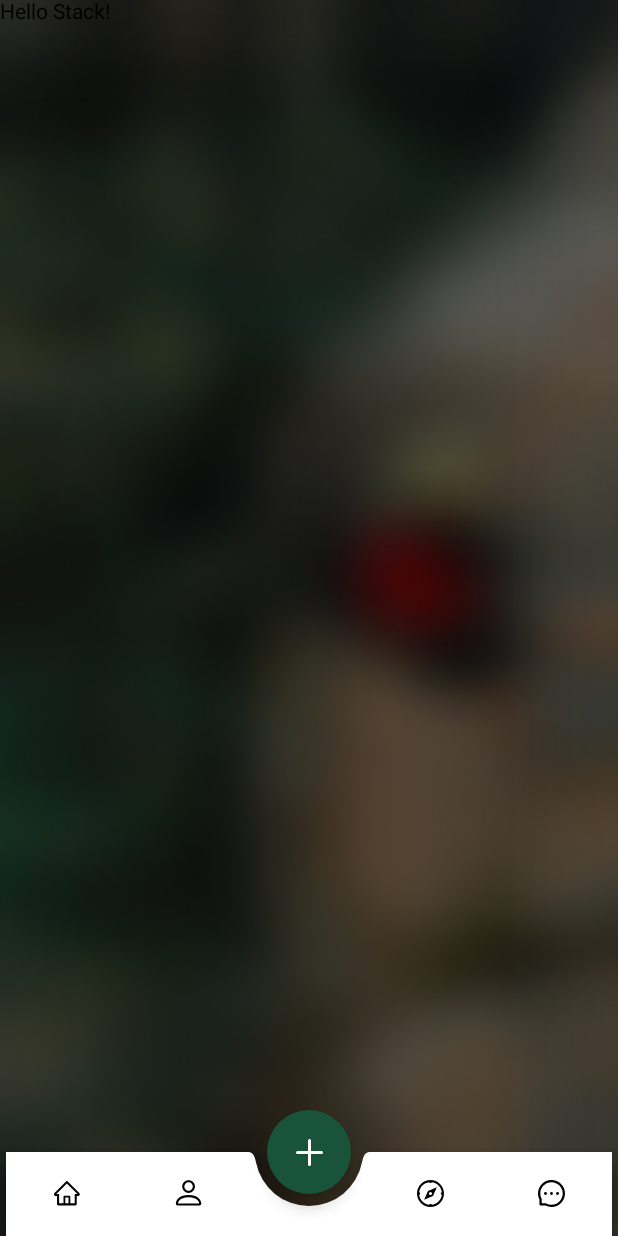
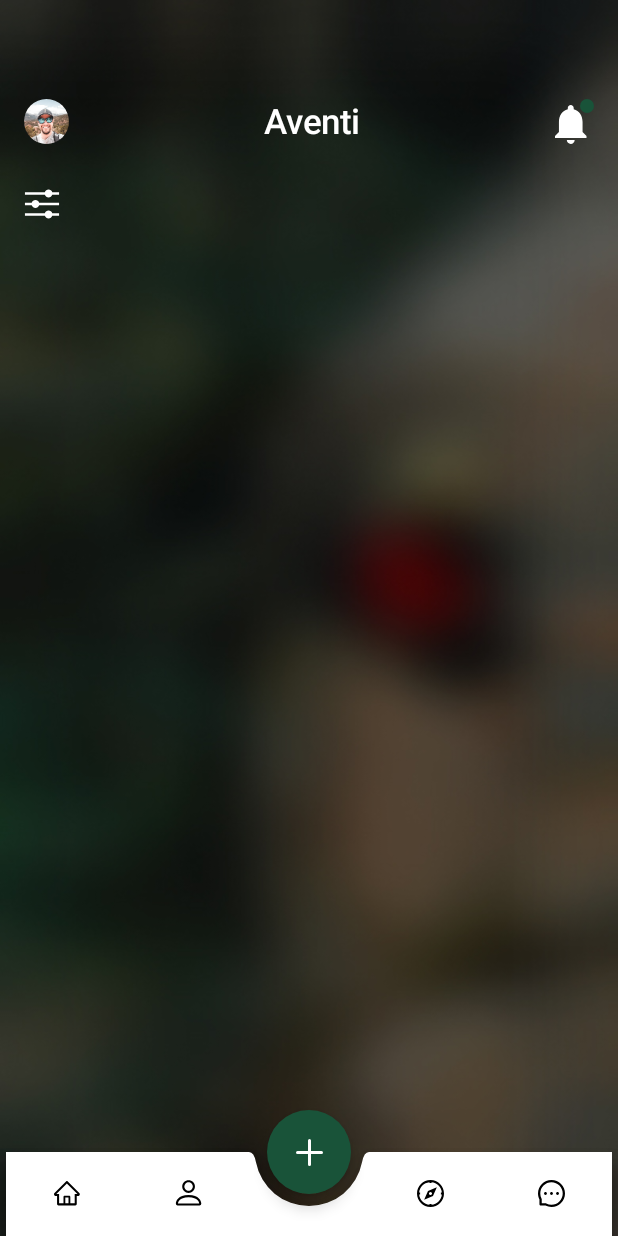
Before and after one commit to Meleshko-Alex/Aventi, an Android app built with Jetpack Compose: the screen it shows after launch (MainActivity), on a phone screen of 412 x 824 dp. Run offline under Robolectric (Android 15) with nearby library versions, the phone set to English and light mode, and no system bars; Roboto replaces fonts that are not available here.

Commit message:
Add AventiActionBar and settings icon

```diff
--- a/app/build.gradle
+++ b/app/build.gradle
@@ -56,6 +56,7 @@ dependencies {
     implementation "androidx.compose.ui:ui-tooling-preview:$compose_ui_version"
     implementation 'androidx.compose.material:material:1.2.0'
     implementation "androidx.navigation:navigation-compose:$nav_version"
+    implementation("io.coil-kt:coil-compose:2.3.0")
 
     testImplementation 'junit:junit:4.13.2'
     androidTestImplementation 'androidx.test.ext:junit:1.1.5'
--- a/app/src/main/AndroidManifest.xml
+++ b/app/src/main/AndroidManifest.xml
@@ -1,6 +1,8 @@
 <?xml version="1.0" encoding="utf-8"?>
 <manifest xmlns:android="http://schemas.android.com/apk/res/android"
     xmlns:tools="http://schemas.android.com/tools">
+
+    <uses-permission android:name="android.permission.INTERNET"/>
 
     <application
         android:allowBackup="true"
--- /dev/null
+++ b/app/src/main/java/com/example/aventi/ui/elements/navigation/actionbar/AventiActionBar.kt
@@ -0,0 +1,90 @@
+package com.example.aventi.ui.elements.navigation.actionbar
+
+import androidx.compose.foundation.Image
+import androidx.compose.foundation.layout.Row
+import androidx.compose.foundation.layout.Spacer
+import androidx.compose.foundation.layout.fillMaxWidth
+import androidx.compose.foundation.layout.padding
+import androidx.compose.foundation.layout.size
+import androidx.compose.foundation.shape.CircleShape
+import androidx.compose.material.Text
+import androidx.compose.runtime.Composable
+import androidx.compose.ui.Alignment
+import androidx.compose.ui.Modifier
+import androidx.compose.ui.draw.clip
+import androidx.compose.ui.graphics.Color
+import androidx.compose.ui.graphics.ImageBitmap
+import androidx.compose.ui.layout.ContentScale
+import androidx.compose.ui.platform.LocalContext
+import androidx.compose.ui.res.imageResource
+import androidx.compose.ui.text.font.FontWeight
+import androidx.compose.ui.tooling.preview.Preview
+import androidx.compose.ui.unit.dp
+import androidx.compose.ui.unit.sp
+import coil.compose.AsyncImage
+import coil.request.ImageRequest
+import com.example.aventi.R
+import com.example.aventi.ui.elements.navigation.actionbar.elements.BellNotification
+import com.example.aventi.ui.theme.AventiTheme
+
+@Composable
+fun AventiActionBar(avatar: ImageBitmap, name: String, hasNotification: Boolean) {
+    Row(
+        modifier = Modifier
+            //.size(height = 30.dp, width = )
+            .padding(top = 66.dp, start = 16.dp, end = 16.dp)
+            .fillMaxWidth(),
+        verticalAlignment = Alignment.CenterVertically
+    ) {
+        // Round avatar
+        AsyncImage(
+            model = ImageRequest.Builder(LocalContext.current)
+                .data(R.drawable.mock_david_avatar)
+                .crossfade(true)
+                .build(),
+            contentDescription = null,
+            modifier = Modifier
+                .size(30.dp)
+                .clip(CircleShape),
+            contentScale = ContentScale.Crop
+        )
+
+
+        /*AsyncImage(
+            bitmap = avatar,
+            contentDescription = "Avatar",
+            modifier = Modifier
+                .size(30.dp)
+                .clip(CircleShape)
+        )*/
+
+        // Text in the middle - Aventi
+        Spacer(modifier = Modifier.weight(1f))
+        Text(
+            text = name,
+            color = Color.White,
+            //fontFamily = FontFamily(Font(R.font.aventi)),
+            fontSize = 23.sp,
+            fontWeight = FontWeight.SemiBold,
+            /*modifier = Modifier
+                .padding(end = 16.dp)
+                .weight(1f)*/
+        )
+
+        // Image at the end - indented by 16dp, 16dp by 16dp
+        Spacer(modifier = Modifier.weight(1f))
+        BellNotification(hasNotification = hasNotification)
+    }
+}
+
+@Preview
+@Composable
+fun BellNotificationPreview() {
+    AventiTheme {
+        AventiActionBar(
+            avatar = ImageBitmap.imageResource(R.drawable.mock_david_avatar),
+            name = "Aventi",
+            hasNotification = true
+        )
+    }
+}
--- a/app/src/main/java/com/example/aventi/ui/elements/navigation/actionbar/elements/BellNotification.kt
+++ b/app/src/main/java/com/example/aventi/ui/elements/navigation/actionbar/elements/BellNotification.kt
@@ -5,9 +5,11 @@ import androidx.compose.foundation.background
 import androidx.compose.foundation.layout.Box
 import androidx.compose.foundation.layout.size
 import androidx.compose.foundation.shape.CircleShape
+import androidx.compose.material.Icon
 import androidx.compose.runtime.Composable
 import androidx.compose.ui.Alignment
 import androidx.compose.ui.Modifier
+import androidx.compose.ui.graphics.Color
 import androidx.compose.ui.res.colorResource
 import androidx.compose.ui.res.painterResource
 import androidx.compose.ui.tooling.preview.Preview
@@ -19,11 +21,12 @@ import com.example.aventi.ui.theme.AventiTheme
 fun BellNotification(hasNotification: Boolean) {
     Box(modifier = Modifier.size(26.dp, 30.dp)) {
         // Bell icon
-        Image(
+        Icon(
             painter = painterResource(R.drawable.bell),
             contentDescription = "Bell icon",
             modifier = Modifier
-                .align(Alignment.BottomStart)
+                .align(Alignment.BottomStart),
+            tint = Color.White
         )
 
         // Notification circle
--- a/app/src/main/java/com/example/aventi/ui/screens/HomeScreen.kt
+++ b/app/src/main/java/com/example/aventi/ui/screens/HomeScreen.kt
@@ -1,14 +1,23 @@
 package com.example.aventi.ui.screens
 
 import androidx.compose.foundation.layout.Box
+import androidx.compose.foundation.layout.Column
 import androidx.compose.foundation.layout.fillMaxSize
+import androidx.compose.foundation.layout.padding
+import androidx.compose.foundation.magnifier
+import androidx.compose.material.Icon
 import androidx.compose.material.Text
 import androidx.compose.runtime.Composable
 import androidx.compose.ui.Modifier
 import androidx.compose.ui.draw.paint
+import androidx.compose.ui.graphics.Color
+import androidx.compose.ui.graphics.ImageBitmap
 import androidx.compose.ui.layout.ContentScale
+import androidx.compose.ui.res.imageResource
 import androidx.compose.ui.res.painterResource
+import androidx.compose.ui.unit.dp
 import com.example.aventi.R
+import com.example.aventi.ui.elements.navigation.actionbar.AventiActionBar
 import com.example.aventi.ui.elements.navigation.navigation.BottomBarWithFab
 
 @Composable
@@ -24,8 +33,20 @@ fun HomeScreen() {
 
         })
     {
-        // Add more views here!
-        Text("Hello Stack!")
+        Column {
+            AventiActionBar(
+                avatar = ImageBitmap.imageResource(R.drawable.mock_david_avatar),
+                name = "Aventi",
+                hasNotification = true
+            )
+            Icon(
+                painter = painterResource(id = R.drawable.settings),
+                contentDescription = null,
+                modifier = Modifier.padding(start = 16.dp, top = 30.dp),
+                tint = Color.White
+            )
+        }
+
         BottomBarWithFab()
     }
 }
--- /dev/null
+++ b/app/src/main/res/drawable/settings.xml
@@ -0,0 +1,9 @@
+<vector xmlns:android="http://schemas.android.com/apk/res/android"
+    android:width="24dp"
+    android:height="20dp"
+    android:viewportWidth="24"
+    android:viewportHeight="20">
+  <path
+      android:pathData="M18.85,2.125C18.669,1.614 18.333,1.171 17.89,0.857C17.447,0.544 16.918,0.376 16.375,0.376C15.832,0.376 15.303,0.544 14.86,0.857C14.417,1.171 14.081,1.614 13.9,2.125H0.625V3.875H13.9C14.081,4.387 14.417,4.83 14.86,5.143C15.303,5.456 15.832,5.624 16.375,5.624C16.918,5.624 17.447,5.456 17.89,5.143C18.333,4.83 18.669,4.387 18.85,3.875H23.375V2.125H18.85ZM7.625,7.375C7.082,7.376 6.553,7.545 6.11,7.858C5.667,8.171 5.332,8.614 5.15,9.125H0.625V10.875H5.15C5.331,11.387 5.667,11.83 6.11,12.143C6.553,12.456 7.082,12.625 7.625,12.625C8.168,12.625 8.697,12.456 9.14,12.143C9.583,11.83 9.919,11.387 10.1,10.875H23.375V9.125H10.1C9.918,8.614 9.583,8.171 9.14,7.858C8.697,7.545 8.168,7.376 7.625,7.375ZM16.375,14.375C15.832,14.376 15.303,14.545 14.86,14.858C14.417,15.171 14.082,15.614 13.9,16.125H0.625V17.875H13.9C14.081,18.387 14.417,18.83 14.86,19.143C15.303,19.456 15.832,19.625 16.375,19.625C16.918,19.625 17.447,19.456 17.89,19.143C18.333,18.83 18.669,18.387 18.85,17.875H23.375V16.125H18.85C18.668,15.614 18.333,15.171 17.89,14.858C17.447,14.545 16.918,14.376 16.375,14.375Z"
+      android:fillColor="#ffffff"/>
+</vector>
```
Also changed, not shown: app/src/main/res/drawable/mock_david_avatar.jpeg (added).
